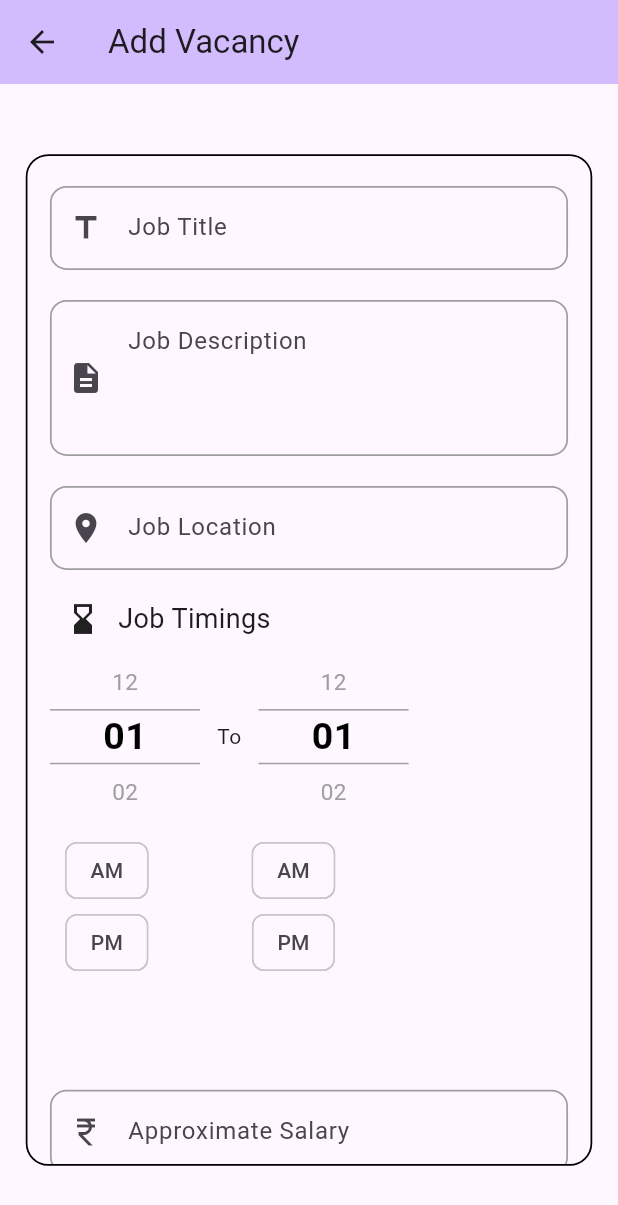
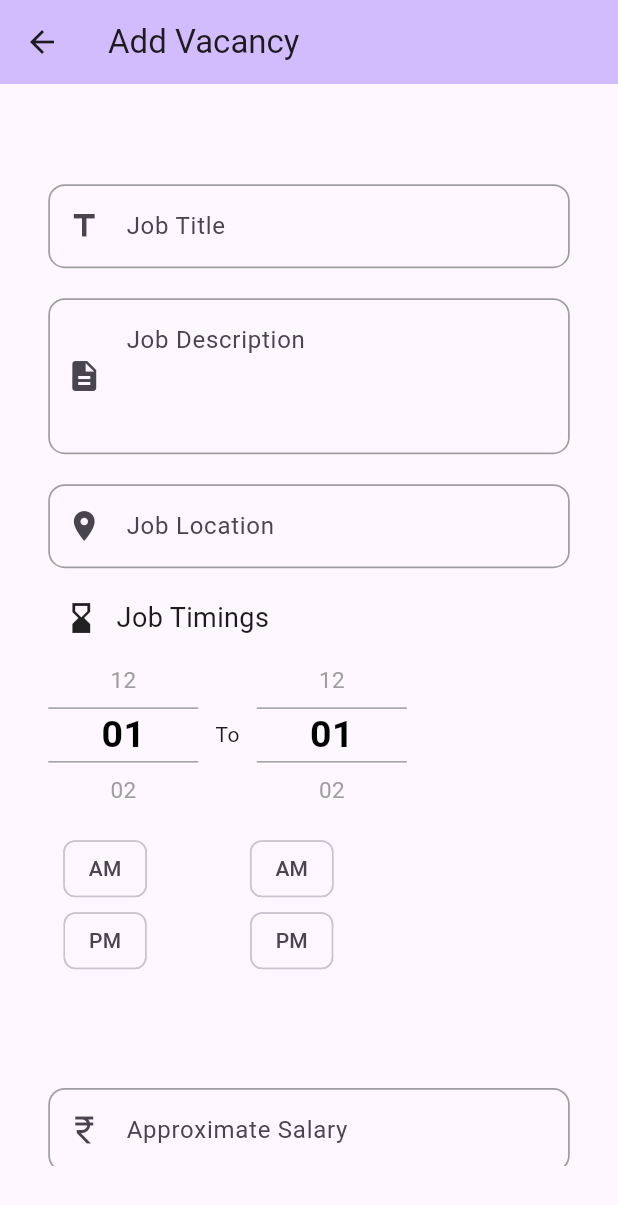
Before and after one commit to nSHREEPRASAD/AajiCare-Application, a Flutter app: the ownerVacancy screen opened directly, after a tap on the "add" icon, on a phone screen of 412 x 824 dp. Shown: the top 1205 px of the screen. Run offline on Flutter 3.47's test engine with Material 3 defaults, Android fonts, the phone set to English and light mode, and no system bars; drawn by our look-alikes of numberpicker; our stand-ins replace carousel_slider, cloud_firestore, file_picker, firebase_auth, firebase_core, firebase_database and 4 more; missing offline and left inert: easy_pdf_viewer; accounts and stored records are empty.

Commit message:
Changes on 9-6-24

```diff
--- a/aaji_care/lib/OwnerPages/ownerAddVacancy.dart
+++ b/aaji_care/lib/OwnerPages/ownerAddVacancy.dart
@@ -39,13 +39,6 @@ class _ownerAddVacancyState extends State<ownerAddVacancy> {
         child: Container(
           width: (330/360)*ScreenWidth,
           height: (550/672)*ScreenHeight,
-          decoration: BoxDecoration(
-            border: Border.all(
-              color: Colors.black,
-              width: (1/360)*ScreenWidth
-            ),
-            borderRadius: BorderRadius.circular(15)
-          ),
           child: SingleChildScrollView(
             child: Column(
               crossAxisAlignment: CrossAxisAlignment.start,
@@ -359,12 +352,13 @@ class _ownerAddVacancyState extends State<ownerAddVacancy> {
                   ),
                 ),
                 Padding(
-                  padding: const EdgeInsets.all(20.0),
+                  padding: const EdgeInsets.only(top:20),
                   child: Row(
-                    mainAxisAlignment: MainAxisAlignment.end,
+                    mainAxisAlignment: MainAxisAlignment.center,
                     children: [
                       Container(
-                        width: (100/360)*ScreenWidth,
+                        color: Colors.amber,
+                        width: (300/360)*ScreenWidth,
                         child: ElevatedButton(
                           onPressed: (){
                             if (!key_1.currentState!.validate() || !key_2.currentState!.validate() || !key_3.currentState!.validate() || !key_5.currentState!.validate()) {
--- a/aaji_care/lib/OwnerPages/ownerNewImagePost.dart
+++ b/aaji_care/lib/OwnerPages/ownerNewImagePost.dart
@@ -159,6 +159,7 @@ class _ownerNewImagePostState extends State<ownerNewImagePost> {
                           )
                         );
                       }
+                      else{
                         String filName=DateTime.now().millisecondsSinceEpoch.toString();
                         Reference refDir = FirebaseStorage.instance.ref();
                         Reference refRoot = refDir.child("Images");
@@ -201,6 +202,7 @@ class _ownerNewImagePostState extends State<ownerNewImagePost> {
                         catch(e){
                           //error
                         }
+                      }
                     },
                     child:
                     isPressed?
--- a/aaji_care/lib/OwnerPages/ownerVacancy.dart
+++ b/aaji_care/lib/OwnerPages/ownerVacancy.dart
@@ -25,7 +25,7 @@ class _ownerVacancyState extends State<ownerVacancy> {
         onPressed: (){
           Navigator.push(context, MaterialPageRoute(builder: (context)=>ownerAddVacancy()));
         },
-        child:Icon(Icons.add,size: 30,),
+        child:Icon(Icons.add,size: (30/672)*ScreenHeight,),
       ),
       body: StreamBuilder(
         stream: _firestore.collection("Vacancy").snapshots(),
@@ -45,7 +45,7 @@ class _ownerVacancyState extends State<ownerVacancy> {
                           children: [
                             Padding(
                               padding: const EdgeInsets.only(left: 10,top: 15,bottom: 15),
-                              child: Text("Job Title :",style: TextStyle(fontWeight: FontWeight.bold,fontSize: 20),),
+                              child: Text("Job Title :",style: TextStyle(fontWeight: FontWeight.bold,fontSize: (20/672)*ScreenHeight),),
                             ),
                             Container(
                               width: (160/360)*ScreenWidth,
@@ -55,7 +55,7 @@ class _ownerVacancyState extends State<ownerVacancy> {
                                 children: [
                                   Padding(
                                     padding: const EdgeInsets.only(left: 5),
-                                    child: Text("${snapshot.data!.docs[index]["Title"]}",style: TextStyle(fontSize: 18),),
+                                    child: Text("${snapshot.data!.docs[index]["Title"]}",style: TextStyle(fontSize: (18/672)*ScreenHeight),),
                                   )
                                 ],
                               ),
--- a/aaji_care/lib/UserPages/userAdvisoryBoardInfo1.dart
+++ b/aaji_care/lib/UserPages/userAdvisoryBoardInfo1.dart
@@ -53,11 +53,11 @@ class userAdvisoryBoardInfo1 extends StatelessWidget {
                       Text("Dr. Priyadarshini Kulkarni is a Fellow of the National Cancer Centre in Singapore. An anesthetist by training, Dr. Kulkarni has been successful palliative care specialist for the past 19 years. She has completed a Graduate Certificate in Health (Palliative Medicine) from Flinders University, Adelaide, Australia. She also completed MSc in Palliative Medicine from Cardiff University, UK.",
                       style:TextStyle(fontSize: (18/672)*ScreenHeight),
                       ),
-                      SizedBox(height: (10/672)*ScreenHeight,),
+                      SizedBox(height: (20/672)*ScreenHeight,),
                       Text("The previous prestigious positions held by her are Medical Director of Cipla Palliative Care and Training Centre, Pune; National Secretary of the Indian Assosiation of Palliative Care.",
                       style:TextStyle(fontSize: (18/672)*ScreenHeight),
                       ),
-                      SizedBox(height: (10/672)*ScreenHeight,),
+                      SizedBox(height: (20/672)*ScreenHeight,),
                       Text("She has served as a board member of the Worldwide Hospice Palliative Care Alliance (WHPCA), and Asia Pacific Hospice Palliative Care Network (APHN).",
                       style:TextStyle(fontSize: (18/672)*ScreenHeight),
                       )
--- a/aaji_care/lib/UserPages/userAdvisoryBoardInfo2.dart
+++ b/aaji_care/lib/UserPages/userAdvisoryBoardInfo2.dart
@@ -52,11 +52,11 @@ class userAdvisoryBoardInfo2 extends StatelessWidget {
                       Text("Mr. Panchal is an Independent Director of IL&FS AMF. He was Senior Practice Head-Life Sciences & Healthcare at Tata Strategic Management Group. Mr. Panchal has over 27 years of professional experience and has worked with leading transnational healthcare companies like Abbott, J&J and B.Braun.",
                       style:TextStyle(fontSize: (18/672)*ScreenHeight),
                       ),
-                      SizedBox(height: (10/672)*ScreenHeight,),
+                      SizedBox(height: (20/672)*ScreenHeight,),
                       Text("Mr. Panchal has full business cycle work experience, which includes Sales & Marketing, Business Development, planning and executing corporate strategy, business and operational process improvement, and managing Indepedent P&L.",
                       style:TextStyle(fontSize: (18/672)*ScreenHeight),
                       ),
-                      SizedBox(height: (10/672)*ScreenHeight,),
+                      SizedBox(height: (20/672)*ScreenHeight,),
                       Text("Mr. Panchal is a recognized thought leader and has received several awards for his contribution to Industry & Academia. Mr. Panchal holds a Masters in Management from the Asian Institute of Management (AIM), Manila, Philippines.",
                       style:TextStyle(fontSize: (18/672)*ScreenHeight),
                       )
--- a/aaji_care/lib/UserPages/userAdvisoryBoardInfo3.dart
+++ b/aaji_care/lib/UserPages/userAdvisoryBoardInfo3.dart
@@ -52,11 +52,11 @@ class userAdvisoryBoardInfo3 extends StatelessWidget {
                       Text("Mittal is an author of the bestseller, Idea to Unicorn: 7 Habits and behaviour of successful startup founder.",
                       style:TextStyle(fontSize: (18/672)*ScreenHeight),
                       ),
-                      SizedBox(height: (10/672)*ScreenHeight,),
+                      SizedBox(height: (20/672)*ScreenHeight,),
                       Text("Mittal has been associated with Aaji Care since Oct 2013 as an advisor. He has worked with various campanies including Accenture, Larsen & Toubro, TCS on challenging consulting assignments with fortune 500 clients in New York, London, Paris, Abu Dhabi and Bangkok.",
                       style:TextStyle(fontSize: (18/672)*ScreenHeight),
                       ),
-                      SizedBox(height: (10/672)*ScreenHeight,),
+                      SizedBox(height: (20/672)*ScreenHeight,),
                       Text("Mittal holds a Bchelor in Engineering and a Masters in Internationsl Finance. He currently lives in Mumbai.",
                       style:TextStyle(fontSize: (18/672)*ScreenHeight),
                       )
--- a/aaji_care/lib/UserPages/userHome.dart
+++ b/aaji_care/lib/UserPages/userHome.dart
@@ -264,13 +264,13 @@ class _UserHomeState extends State<UserHome> {
                 child: Column(
                   crossAxisAlignment: CrossAxisAlignment.start,
                   children: [
-                    Text("Story Behind The Brand :",style: TextStyle(fontSize: (30/672)*ScreenHeight,fontWeight: FontWeight.bold),),
+                    Text("Story Behind The Brand:",style: TextStyle(fontSize: (30/672)*ScreenHeight,fontWeight: FontWeight.bold),),
                     SizedBox(height: (10/672)*ScreenHeight,),
                     Text(
                       "Our Founder & CEO, Prasad Bhide, faced dilemmas, guilt, distress, and hassles while managing post-operative care for his mother and grandmother while staying in the USA. So he left his high-paying IT job to start a social enterprise called Aaji Care in 2012. ",
                       style: TextStyle(fontSize: (20/672)*ScreenHeight),
                     ),
-                    SizedBox(height: (30/672)*ScreenHeight,),
+                    SizedBox(height: (20/672)*ScreenHeight,),
                     Text(
                       "His thought was to make sure other families do not have to face similar challenges like him and his family and improve the quality of care delivered to elders at home. Aaji Care provides two-fold impact; one is to empower elders through various services which will enhance the quality of life for elders and their families second is to create distinguished careers for caregivers dominated by women.",
                       style: TextStyle(fontSize: (20/672)*ScreenHeight),
--- a/aaji_care/lib/UserPages/userServices3.dart
+++ b/aaji_care/lib/UserPages/userServices3.dart
@@ -57,7 +57,7 @@ class userServices3 extends StatelessWidget {
               ),
               Padding(
                 padding: const EdgeInsets.only(top: 8,bottom: 8,left: 15,right: 15),
-                child: Text("vvvvvvvvvvvvvvvvvvvvvvvvvvvvvvvvvvvvvvvvvvvvvvvvvvvvvvvvvvvvvvvvvvvvvvvvvvvvvvvWhat Does Elder Buddy Do?",style: TextStyle(fontSize: (25/672)*ScreenHeight,fontWeight: FontWeight.bold),),
+                child: Text("What Does Elder Buddy Do?",style: TextStyle(fontSize: (25/672)*ScreenHeight,fontWeight: FontWeight.bold),),
               ),
               Padding(
                 padding: const EdgeInsets.only(top: 8,bottom: 8,left: 15,right: 15),
```
Also changed, not shown: aaji_care/lib/AuthPages/signUpUser.dart (+14 -2 lines), aaji_care/lib/OwnerPages/ownerAajiCareActivity.dart (+20 -4 lines), aaji_care/lib/UserPages/userAajiCareActivity.dart (+43 -13 lines). Lines whose indentation alone changed are shown as unchanged.
